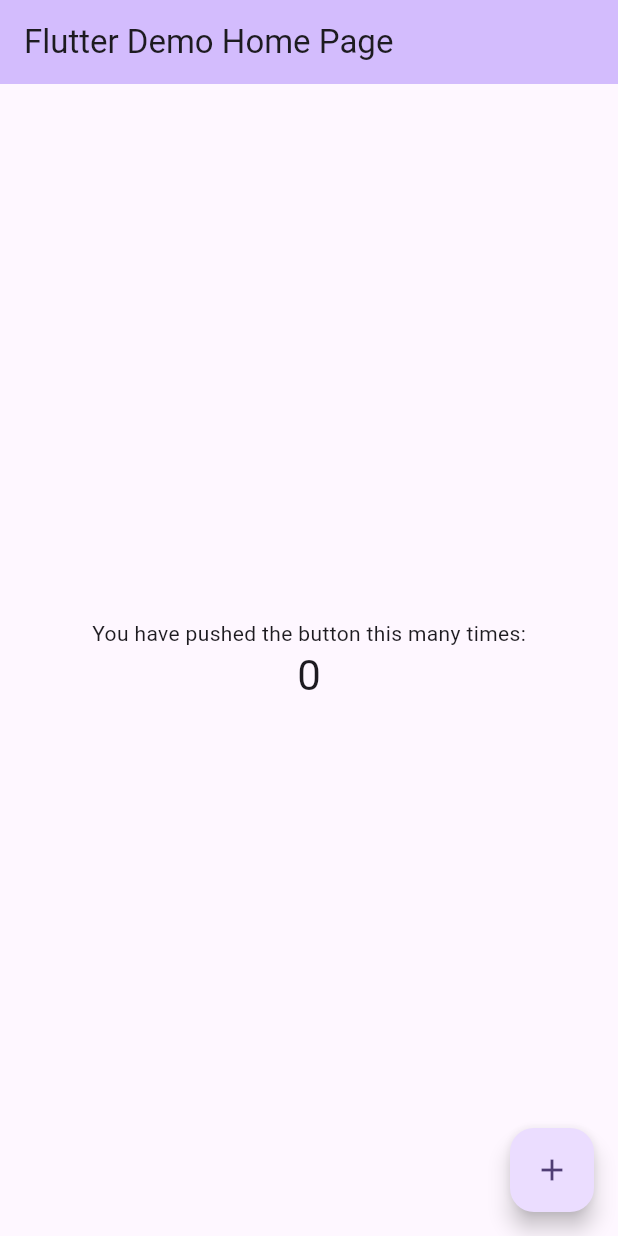
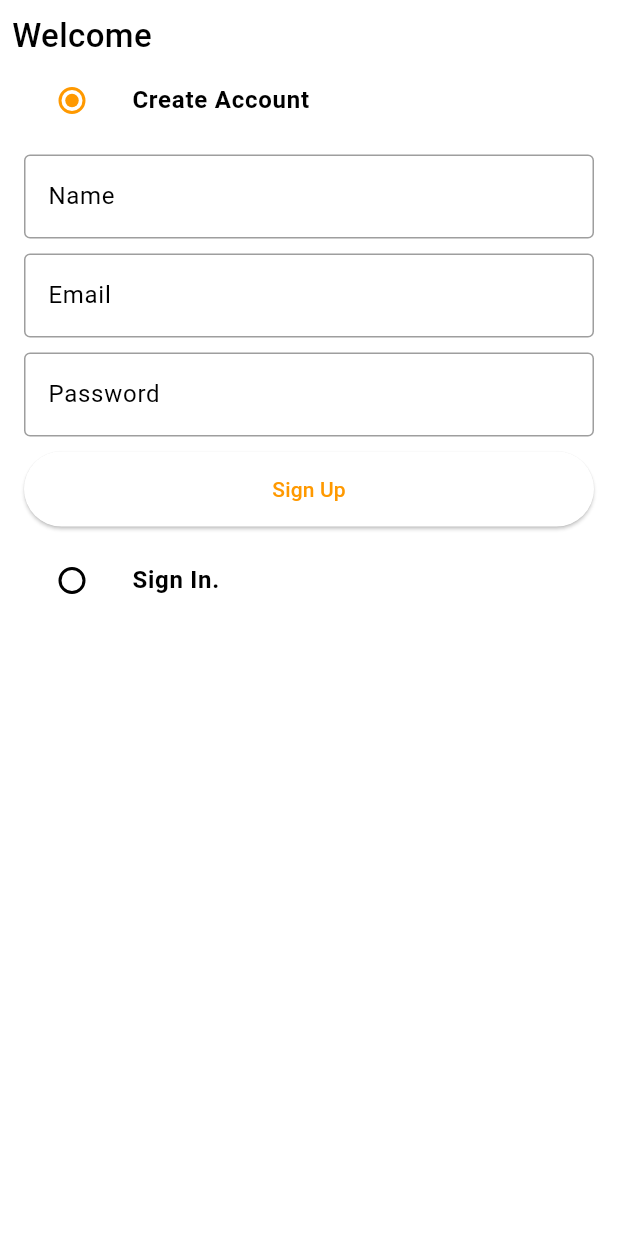
Before and after one commit to rajtejaswee/Amazon_clone, a Flutter app: the screen it shows after launch, on a phone screen of 412 x 824 dp. Run offline on Flutter 3.47's test engine with Material 2 defaults, Android fonts, the phone set to English and light mode, and no system bars.

Commit message:
Frontend Done

```diff
--- /dev/null
+++ b/lib/common/widget/custom_button.dart
@@ -0,0 +1,23 @@
+import 'package:flutter/material.dart';
+
+class CustomButton extends StatelessWidget {
+  final String text;
+  final VoidCallback onTap;
+  const CustomButton({
+    Key? key,
+    required this.text,
+    required this.onTap,
+  }) : super(key: key);
+
+
+  @override
+  Widget build(BuildContext context) {
+    return ElevatedButton(
+      child: Text(text,),
+      onPressed: onTap,
+      style: ElevatedButton.styleFrom(
+        minimumSize: const Size(double.infinity, 50),
+      )
+    );
+  }
+}
--- /dev/null
+++ b/lib/common/widget/custom_textfield.dart
@@ -0,0 +1,33 @@
+import 'package:flutter/material.dart';
+
+class CustomTextField extends StatelessWidget {
+  final TextEditingController controller;
+  final String hintText;
+  const CustomTextField({
+    Key? key,
+    required this.controller, required this.hintText
+    }) : super(key: key);
+
+  @override
+  Widget build(BuildContext context) {
+    return TextFormField(
+      controller: controller,
+      decoration: InputDecoration(
+        hintText: hintText,
+        border: const OutlineInputBorder(
+          borderSide:  BorderSide(
+            color: Colors.black38
+          )
+        ),
+        enabledBorder: const OutlineInputBorder(
+          borderSide:  BorderSide(
+            color: Colors.black38
+          )
+        ),
+      ),
+      validator: (val) {
+
+     },
+    );
+  }
+}
--- /dev/null
+++ b/lib/constants/global_variables.dart
@@ -0,0 +1,17 @@
+import 'package:flutter/material.dart';
+
+class GlobalVariables {
+      static const appBarGradient = LinearGradient(
+          colors: [
+          Color.fromARGB(255, 29, 201, 192),
+          Color.fromARGB(255, 125, 221, 216),
+          ],
+          stops: [0.5, 1.0],
+  ) ;
+
+          static const secondaryColor = Color.fromRGBO(255, 153, 0, 1);
+          static const backgroundColor = Colors.white;
+          static const Color greyBackgroundCOlor = Color(0xffebecee);
+          static var selectedNavBarColor = Colors.cyan[800]!;
+          static const unselectedNavBarColor = Colors.black87;
+}
--- /dev/null
+++ b/lib/features/auth/screens/widgets/services/auth_screen.dart
@@ -0,0 +1,122 @@
+import 'package:amazon_clone/common/widget/custom_button.dart';
+import 'package:amazon_clone/common/widget/custom_textfield.dart';
+import 'package:amazon_clone/constants/global_variables.dart';
+import 'package:flutter/material.dart';
+
+enum Auth {
+  signin,
+  signup,
+}
+
+class AuthScreen extends StatefulWidget {
+static const String routeName = '/auth-screen';
+const AuthScreen({Key? key}) : super(key: key);
+
+@override
+State<AuthScreen> createState() => _AuthScreenState();
+}
+
+
+class _AuthScreenState extends State<AuthScreen> {
+  Auth _auth =  Auth.signup;
+  final _signUpFormKey = GlobalKey<FormState>();
+  final _signInFormKey = GlobalKey<FormState>();
+
+  final TextEditingController _emailController = TextEditingController();
+  final TextEditingController _passwordController = TextEditingController();
+  final TextEditingController _nameController = TextEditingController();
+
+  @override
+  void dispose() {
+    super.dispose();
+    _emailController.dispose();
+    _passwordController.dispose();
+    _nameController.dispose();
+  }
+
+
+  @override
+  Widget build(BuildContext context) {
+    return Scaffold(
+      backgroundColor: GlobalVariables.backgroundColor,
+      body: SafeArea(
+        child: Padding(
+          padding: const EdgeInsets.all(8.0),
+           child: Column(
+           crossAxisAlignment: CrossAxisAlignment.start,
+            children: [
+                Text('Welcome', style: TextStyle(
+                fontSize: 22,
+                fontWeight: FontWeight.w500
+              )
+              ),
+              ListTile(
+                tileColor: _auth == Auth.signup
+                ? GlobalVariables.backgroundColor
+                : GlobalVariables.greyBackgroundCOlor,
+                title: const Text('Create Account',
+                style: TextStyle(
+                  fontWeight: FontWeight.bold
+                 )
+                ),
+                leading: Radio(
+                  activeColor: GlobalVariables.secondaryColor,
+                  value: Auth.signup,
+                  groupValue: _auth,
+                  onChanged: (Auth? val) {
+                    setState(() {
+                      _auth = val!;
+                    }
+                    );
+                  }
+                )
+              ),
+              if(_auth == Auth.signup)
+              Container(
+                padding: EdgeInsets.all(8.0),
+                child: Form(
+                  key: _signUpFormKey,
+                  child: Column(
+                    children: [
+                      CustomTextField(controller: _nameController,
+                      hintText: 'Name',
+                      ),
+                      const SizedBox(height: 10),
+                      CustomTextField(controller: _emailController,
+                      hintText: 'Email',
+                      ),
+                      const SizedBox(height: 10),
+                      CustomTextField(controller: _nameController,
+                      hintText: 'Password',
+                      ),
+                      const SizedBox(height: 10),
+                      CustomButton(text: 'Sign Up',
+                      onTap: () {} )
+                    ],
+                  )
+                ),
+              ),
+              ListTile(
+                title: const Text('Sign In.',
+                style: TextStyle(
+                  fontWeight: FontWeight.bold
+                )
+                ),
+                leading: Radio(
+                  activeColor: GlobalVariables.secondaryColor,
+                  value: Auth.signin,
+                  groupValue: _auth,
+                  onChanged: (Auth? val) {
+                    setState(() {
+                      _auth = val!;
+                    });
+                  }
+                )
+              )
+            ],
+           )
+          )
+        ),
+    );
+  }
+}
--- a/lib/main.dart
+++ b/lib/main.dart
@@ -1,4 +1,7 @@
+import 'package:amazon_clone/constants/global_variables.dart';
+import 'package:amazon_clone/features/auth/screens/widgets/services/auth_screen.dart';
 import 'package:flutter/material.dart';
+import 'package:amazon_clone/router.dart';
 
 void main() {
   runApp(const MyApp());
@@ -11,115 +14,21 @@ class MyApp extends StatelessWidget {
   @override
   Widget build(BuildContext context) {
     return MaterialApp(
-      title: 'Flutter Demo',
+      title: 'Amazon Clone',
       theme: ThemeData(
-        // This is the theme of your application.
-        //
-        // TRY THIS: Try running your application with "flutter run". You'll see
-        // the application has a blue toolbar. Then, without quitting the app,
-        // try changing the seedColor in the colorScheme below to Colors.green
-        // and then invoke "hot reload" (save your changes or press the "hot
-        // reload" button in a Flutter-supported IDE, or press "r" if you used
-        // the command line to start the app).
-        //
-        // Notice that the counter didn't reset back to zero; the application
-        // state is not lost during the reload. To reset the state, use hot
-        // restart instead.
-        //
-        // This works for code too, not just values: Most code changes can be
-        // tested with just a hot reload.
-        colorScheme: ColorScheme.fromSeed(seedColor: Colors.deepPurple),
+        scaffoldBackgroundColor: GlobalVariables.backgroundColor,
+        colorScheme: const ColorScheme.light(
+           primary: GlobalVariables.secondaryColor
+        ),
+        appBarTheme: const AppBarTheme(
+          elevation: 0,
+          iconTheme: IconThemeData(color: Colors.black,
+          ),
+        ),
         useMaterial3: true,
       ),
-      home: const MyHomePage(title: 'Flutter Demo Home Page'),
+      onGenerateRoute: (settings) => generateRoute(settings),
+      home: const AuthScreen()
     );
   }
 }
-
-class MyHomePage extends StatefulWidget {
-  const MyHomePage({super.key, required this.title});
-
-  // This widget is the home page of your application. It is stateful, meaning
-  // that it has a State object (defined below) that contains fields that affect
-  // how it looks.
-
-  // This class is the configuration for the state. It holds the values (in this
-  // case the title) provided by the parent (in this case the App widget) and
-  // used by the build method of the State. Fields in a Widget subclass are
-  // always marked "final".
-
-  final String title;
-
-  @override
-  State<MyHomePage> createState() => _MyHomePageState();
-}
-
-class _MyHomePageState extends State<MyHomePage> {
-  int _counter = 0;
-
-  void _incrementCounter() {
-    setState(() {
-      // This call to setState tells the Flutter framework that something has
-      // changed in this State, which causes it to rerun the build method below
-      // so that the display can reflect the updated values. If we changed
-      // _counter without calling setState(), then the build method would not be
-      // called again, and so nothing would appear to happen.
-      _counter++;
-    });
-  }
-
-  @override
-  Widget build(BuildContext context) {
-    // This method is rerun every time setState is called, for instance as done
-    // by the _incrementCounter method above.
-    //
-    // The Flutter framework has been optimized to make rerunning build methods
-    // fast, so that you can just rebuild anything that needs updating rather
-    // than having to individually change instances of widgets.
-    return Scaffold(
-      appBar: AppBar(
-        // TRY THIS: Try changing the color here to a specific color (to
-        // Colors.amber, perhaps?) and trigger a hot reload to see the AppBar
-        // change color while the other colors stay the same.
-        backgroundColor: Theme.of(context).colorScheme.inversePrimary,
-        // Here we take the value from the MyHomePage object that was created by
-        // the App.build method, and use it to set our appbar title.
-        title: Text(widget.title),
-      ),
-      body: Center(
-        // Center is a layout widget. It takes a single child and positions it
-        // in the middle of the parent.
-        child: Column(
-          // Column is also a layout widget. It takes a list of children and
-          // arranges them vertically. By default, it sizes itself to fit its
-          // children horizontally, and tries to be as tall as its parent.
-          //
-          // Column has various properties to control how it sizes itself and
-          // how it positions its children. Here we use mainAxisAlignment to
-          // center the children vertically; the main axis here is the vertical
-          // axis because Columns are vertical (the cross axis would be
-          // horizontal).
-          //
-          // TRY THIS: Invoke "debug painting" (choose the "Toggle Debug Paint"
-          // action in the IDE, or press "p" in the console), to see the
-          // wireframe for each widget.
-          mainAxisAlignment: MainAxisAlignment.center,
-          children: <Widget>[
-            const Text(
-              'You have pushed the button this many times:',
-            ),
-            Text(
-              '$_counter',
-              style: Theme.of(context).textTheme.headlineMedium,
-            ),
-          ],
-        ),
-      ),
-      floatingActionButton: FloatingActionButton(
-        onPressed: _incrementCounter,
-        tooltip: 'Increment',
-        child: const Icon(Icons.add),
-      ), // This trailing comma makes auto-formatting nicer for build methods.
-    );
-  }
-}
--- /dev/null
+++ b/lib/router.dart
@@ -0,0 +1,21 @@
+import 'package:amazon_clone/features/auth/screens/widgets/services/auth_screen.dart';
+import 'package:flutter/material.dart';
+
+Route<dynamic> generateRoute(RouteSettings routeSettings) {
+   switch(routeSettings.name) {
+    case  AuthScreen.routeName:
+     return MaterialPageRoute(
+      settings: routeSettings,
+      builder: (_) => const AuthScreen()
+     );
+     default:
+     return MaterialPageRoute(
+      settings: routeSettings,
+      builder: (_) => const Scaffold(
+        body: Center(
+          child: Text('Screen does not exist!')
+        ),
+       ),
+      );
+   }
+}
```
